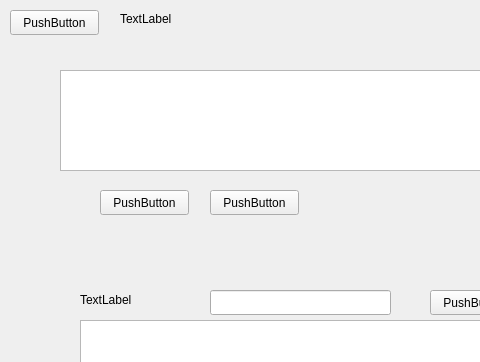
Old version of the form ui/userwidget.ui in the repository 33F5s/courceDesign; both pictures show x 0 to 480 and y 0 to 362 of the 1280 by 720 pixel window.
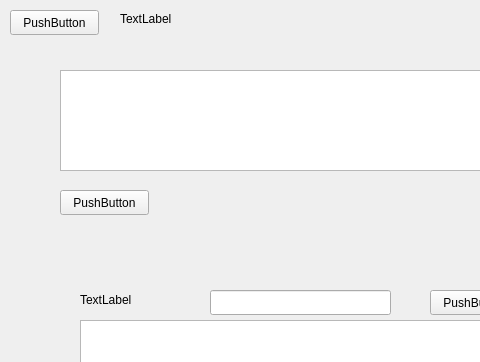
New version of the form.

The edit to the form file:
```diff
--- a/ui/userwidget.ui
+++ b/ui/userwidget.ui
@@ -42,23 +42,10 @@
     <string>borrow</string>
    </property>
   </widget>
-  <widget class="QPushButton" name="pushButton_borrow">
-   <property name="geometry">
-    <rect>
-     <x>100</x>
-     <y>190</y>
-     <width>89</width>
-     <height>25</height>
-    </rect>
-   </property>
-   <property name="text">
-    <string>PushButton</string>
-   </property>
-  </widget>
   <widget class="QPushButton" name="pushButton_return">
    <property name="geometry">
     <rect>
-     <x>210</x>
+     <x>60</x>
      <y>190</y>
      <width>89</width>
      <height>25</height>
```
Left out of the diff: 24 changed lines with no effect on the pictures.
